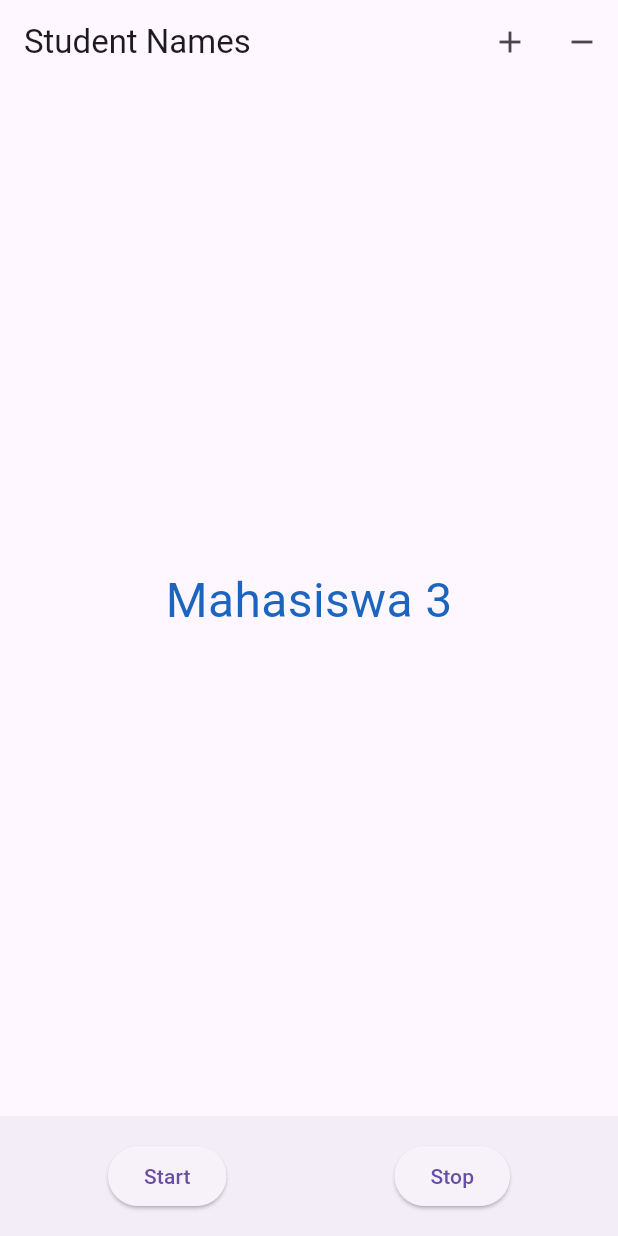
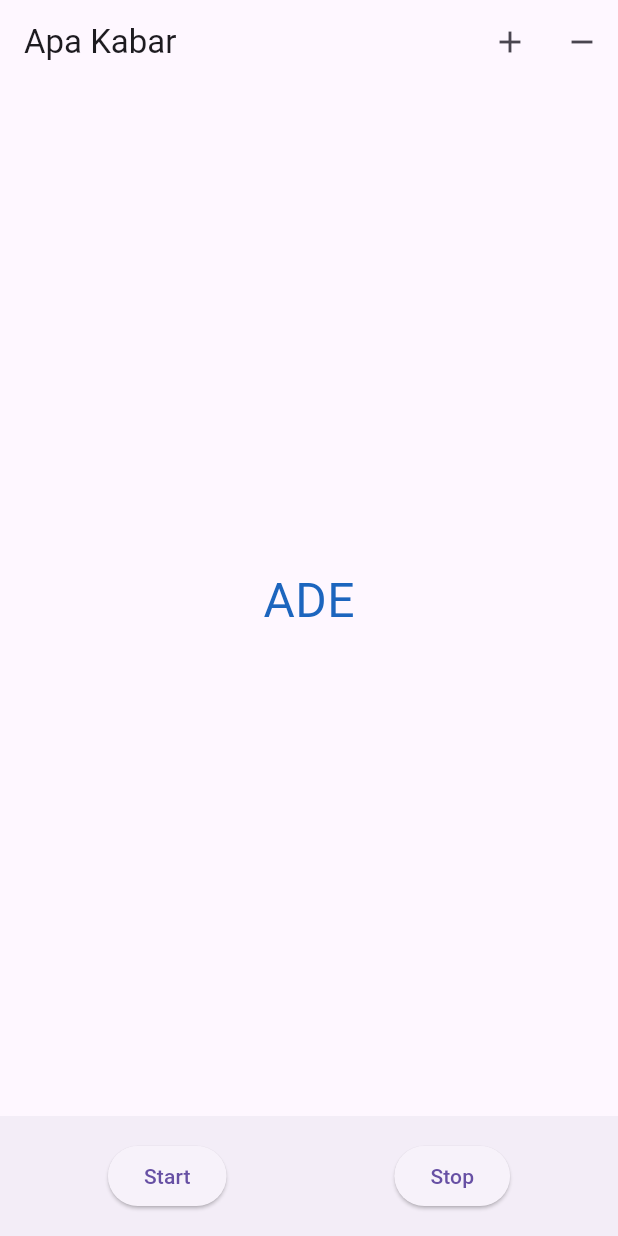
Before and after one commit to Supriyono03/jobsheet6, a Flutter app: the screen it shows after launch, on a phone screen of 412 x 824 dp. Run offline on Flutter 3.47's test engine with Material 3 defaults, Android fonts, the phone set to English and light mode, and no system bars.

Commit message:
Update main.dart

```diff
--- a/lib/main.dart
+++ b/lib/main.dart
@@ -10,7 +10,7 @@ class MyApp extends StatelessWidget {
   @override
   Widget build(BuildContext context) {
     return MaterialApp(
-      title: 'Student Names',
+      title: 'Apa Kabar',
       theme: ThemeData(
         primarySwatch: Colors.blue,
       ),
@@ -26,11 +26,11 @@ class MyHomePage extends StatefulWidget {
 
 class _MyHomePageState extends State<MyHomePage> {
   final List<String> studentNames = [
-    'Nama Kalian',
-    'Mahasiswa 1',
-    'Mahasiswa 2',
-    'Mahasiswa 3',
-    'Mahasiswa 4',
+    'SUPRIYONO',
+    'DIPA',
+    'ISMAIL',
+    'ADE',
+    'SETIAWAN',
   ];
 
   int _currentIndex = 0;
@@ -94,7 +94,7 @@ class _MyHomePageState extends State<MyHomePage> {
   Widget build(BuildContext context) {
     return Scaffold(
       appBar: AppBar(
-        title: Text('Student Names'),
+        title: Text('Apa Kabar'),
         actions: [
           IconButton(
             icon: Icon(Icons.add),
```
